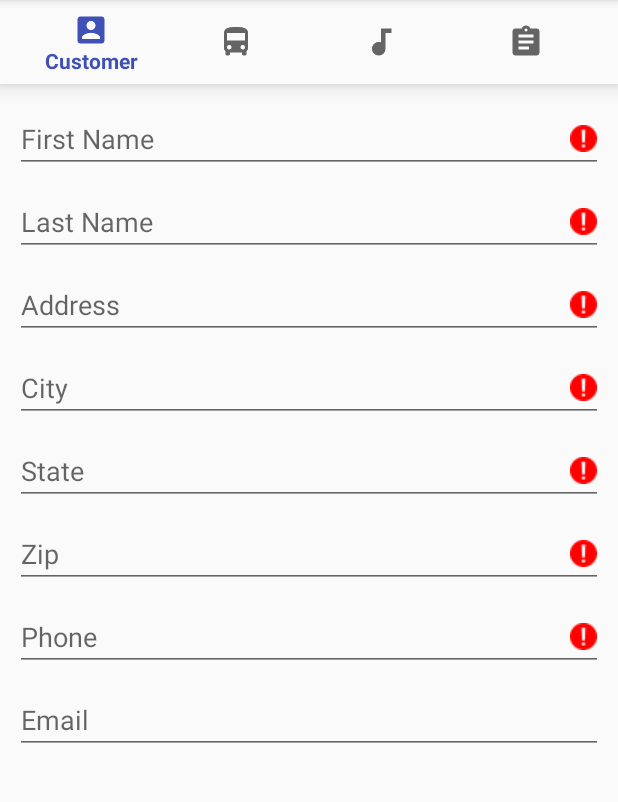
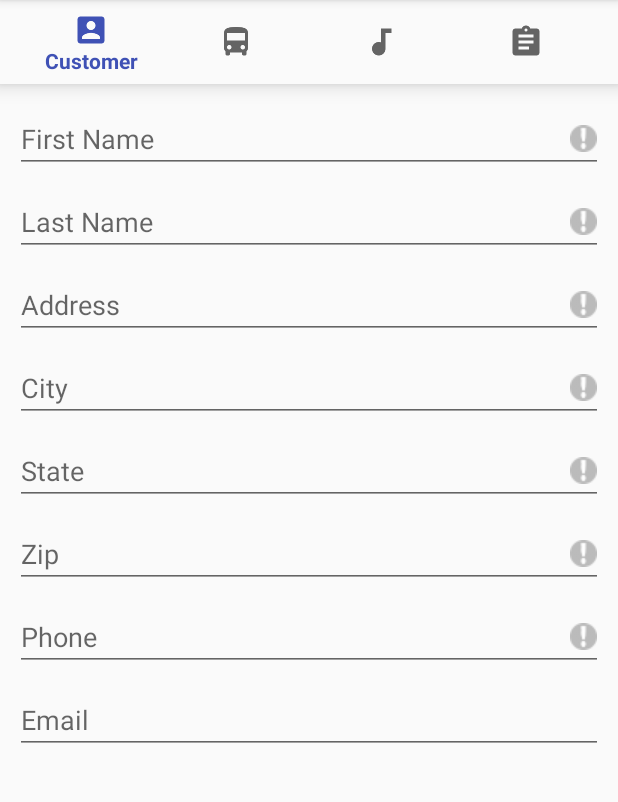
Before and after one commit to fardenml/RepairTagApp, an Android app: the CustomerFragment screen opened directly, with no data from a screen before it, on a phone screen of 412 x 824 dp, the part 84-886 px from its top. Run offline under Robolectric (Android 15) with nearby library versions, the phone set to English and light mode, and no system bars.

Commit message:
update required field icon

```diff
--- a/RepairTag_v4/app/src/main/java/com/midstatemusic/repairtag_v4/Activities/PinActivity.java
+++ b/RepairTag_v4/app/src/main/java/com/midstatemusic/repairtag_v4/Activities/PinActivity.java
@@ -105,8 +105,7 @@ public class PinActivity extends AppCompatActivity {
                                 error.setTextColor(ResourcesCompat.getColor(getResources(), R.color.colorPrimary, null));
                                 error.setText("Entering Offline Mode");
                                 startActivity(new Intent(PinActivity.this, MainActivity.class));
-                            }
-                            else {
+                            } else {
                                 error.setTextColor(ResourcesCompat.getColor(getResources(), R.color.colorOrange, null));
                                 error.setText("Connection Error! Please Try Again");
                             }
--- a/RepairTag_v4/app/src/main/res/layout/fragment_customer.xml
+++ b/RepairTag_v4/app/src/main/res/layout/fragment_customer.xml
@@ -25,7 +25,7 @@
             android:hint="First Name"
             android:inputType="textCapWords"
             android:maxLength="255"
-            android:drawableRight="@drawable/ic_error_red"
+            android:drawableRight="@drawable/ic_error_gray"
             app:layout_constraintEnd_toEndOf="parent"
             app:layout_constraintHorizontal_bias="0.5"
             app:layout_constraintStart_toStartOf="parent"
@@ -40,7 +40,7 @@
             android:hint="Last Name"
             android:inputType="textCapWords"
             android:maxLength="255"
-            android:drawableRight="@drawable/ic_error_red"
+            android:drawableRight="@drawable/ic_error_gray"
             app:layout_constraintEnd_toEndOf="parent"
             app:layout_constraintHorizontal_bias="0.5"
             app:layout_constraintStart_toStartOf="parent"
@@ -55,7 +55,7 @@
             android:hint="Address"
             android:inputType="textCapWords"
             android:maxLength="255"
-            android:drawableRight="@drawable/ic_error_red"
+            android:drawableRight="@drawable/ic_error_gray"
             app:layout_constraintEnd_toEndOf="parent"
             app:layout_constraintHorizontal_bias="0.5"
             app:layout_constraintStart_toStartOf="parent"
@@ -70,7 +70,7 @@
             android:hint="City"
             android:inputType="textCapWords"
             android:maxLength="255"
-            android:drawableRight="@drawable/ic_error_red"
+            android:drawableRight="@drawable/ic_error_gray"
             app:layout_constraintEnd_toEndOf="parent"
             app:layout_constraintHorizontal_bias="0.5"
             app:layout_constraintStart_toStartOf="parent"
@@ -86,7 +86,7 @@
             android:inputType="textCapCharacters"
             android:maxLength="2"
             android:digits="ACDEFGHIJKLMNOPRSTUVWXYZ"
-            android:drawableRight="@drawable/ic_error_red"
+            android:drawableRight="@drawable/ic_error_gray"
             app:layout_constraintEnd_toEndOf="parent"
             app:layout_constraintStart_toStartOf="parent"
             app:layout_constraintTop_toBottomOf="@+id/editCity" />
@@ -101,7 +101,7 @@
             android:inputType="number"
             android:digits="0123456789"
             android:maxLength="5"
-            android:drawableRight="@drawable/ic_error_red"
+            android:drawableRight="@drawable/ic_error_gray"
             app:layout_constraintEnd_toEndOf="parent"
             app:layout_constraintStart_toStartOf="parent"
             app:layout_constraintTop_toBottomOf="@+id/editState" />
@@ -116,7 +116,7 @@
             android:hint="Phone"
             android:inputType="number"
             android:maxLength="10"
-            android:drawableRight="@drawable/ic_error_red"
+            android:drawableRight="@drawable/ic_error_gray"
             app:layout_constraintEnd_toEndOf="parent"
             app:layout_constraintHorizontal_bias="0.5"
             app:layout_constraintStart_toStartOf="parent"
--- a/RepairTag_v4/app/src/main/res/layout/fragment_description.xml
+++ b/RepairTag_v4/app/src/main/res/layout/fragment_description.xml
@@ -25,7 +25,7 @@
             android:hint="Description"
             android:inputType="textCapSentences|textMultiLine"
             android:maxLength="255"
-            android:drawableRight="@drawable/ic_error_red"
+            android:drawableRight="@drawable/ic_error_gray"
             app:layout_constraintEnd_toEndOf="parent"
             app:layout_constraintHorizontal_bias="0.5"
             app:layout_constraintStart_toStartOf="parent"
@@ -41,7 +41,7 @@
             android:hint="Price $ "
             android:inputType="numberDecimal"
             android:maxLength="255"
-            android:drawableRight="@drawable/ic_error_red"
+            android:drawableRight="@drawable/ic_error_gray"
             app:layout_constraintEnd_toEndOf="parent"
             app:layout_constraintHorizontal_bias="0.5"
             app:layout_constraintStart_toStartOf="parent"
--- a/RepairTag_v4/app/src/main/res/layout/fragment_instrument.xml
+++ b/RepairTag_v4/app/src/main/res/layout/fragment_instrument.xml
@@ -25,7 +25,7 @@
             android:hint="Instrument"
             android:inputType="textCapWords"
             android:maxLength="255"
-            android:drawableRight="@drawable/ic_error_red"
+            android:drawableRight="@drawable/ic_error_gray"
             app:layout_constraintEnd_toEndOf="parent"
             app:layout_constraintHorizontal_bias="0.5"
             app:layout_constraintStart_toStartOf="parent"
@@ -40,7 +40,7 @@
             android:hint="Brand"
             android:inputType="textCapWords"
             android:maxLength="255"
-            android:drawableRight="@drawable/ic_error_red"
+            android:drawableRight="@drawable/ic_error_gray"
             app:layout_constraintEnd_toEndOf="parent"
             app:layout_constraintHorizontal_bias="0.5"
             app:layout_constraintStart_toStartOf="parent"
@@ -55,7 +55,7 @@
             android:hint="Serial Number (Enter 'N/A' if Unavailable)"
             android:inputType="textCapWords"
             android:maxLength="255"
-            android:drawableRight="@drawable/ic_error_red"
+            android:drawableRight="@drawable/ic_error_gray"
             app:layout_constraintEnd_toEndOf="parent"
             app:layout_constraintHorizontal_bias="0.5"
             app:layout_constraintStart_toStartOf="parent"
--- a/RepairTag_v4/app/src/main/res/layout/fragment_school.xml
+++ b/RepairTag_v4/app/src/main/res/layout/fragment_school.xml
@@ -24,7 +24,7 @@
             android:ems="10"
             android:hint="School District"
             android:inputType="textCapWords"
-            android:drawableRight="@drawable/ic_error_red"
+            android:drawableRight="@drawable/ic_error_gray"
             app:layout_constraintEnd_toEndOf="parent"
             app:layout_constraintHorizontal_bias="0.5"
             app:layout_constraintStart_toStartOf="parent"
@@ -38,7 +38,7 @@
             android:ems="10"
             android:hint="School Building"
             android:inputType="textCapWords"
-            android:drawableRight="@drawable/ic_error_red"
+            android:drawableRight="@drawable/ic_error_gray"
             app:layout_constraintEnd_toEndOf="parent"
             app:layout_constraintHorizontal_bias="0.5"
             app:layout_constraintStart_toStartOf="parent"
```
Also changed, not shown: RepairTag_v4/app/src/main/res/drawable/ic_error_gray.png (added), RepairTag_v4/app/src/main/res/drawable/ic_error_pink.png (added), 2 other files.
